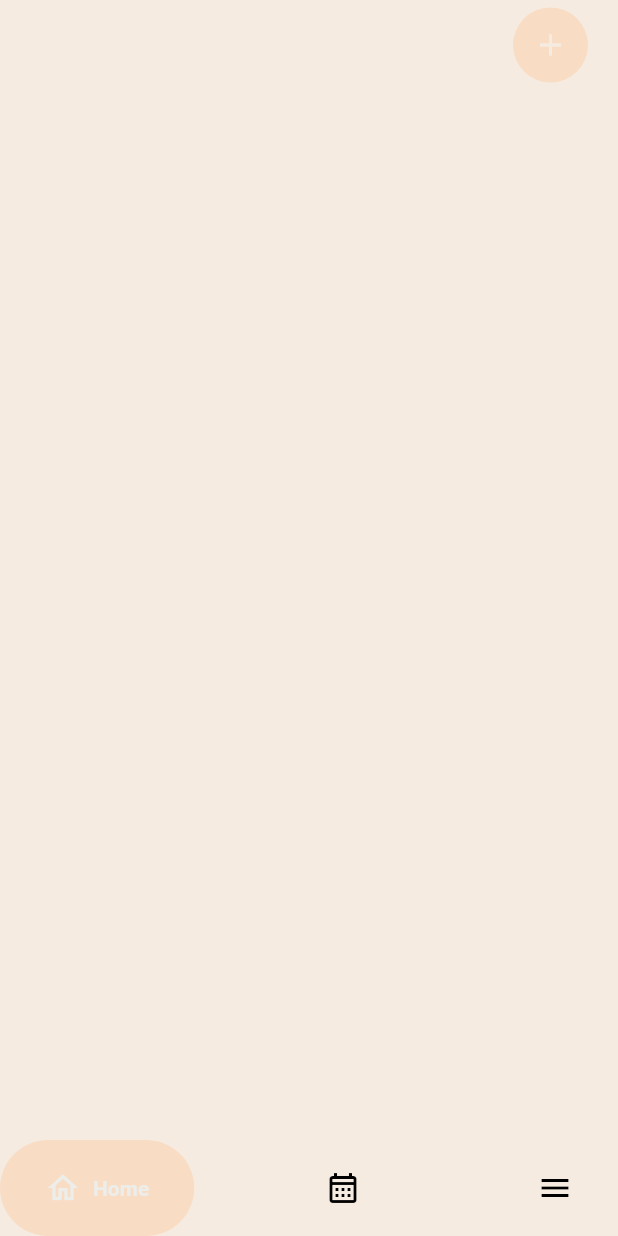
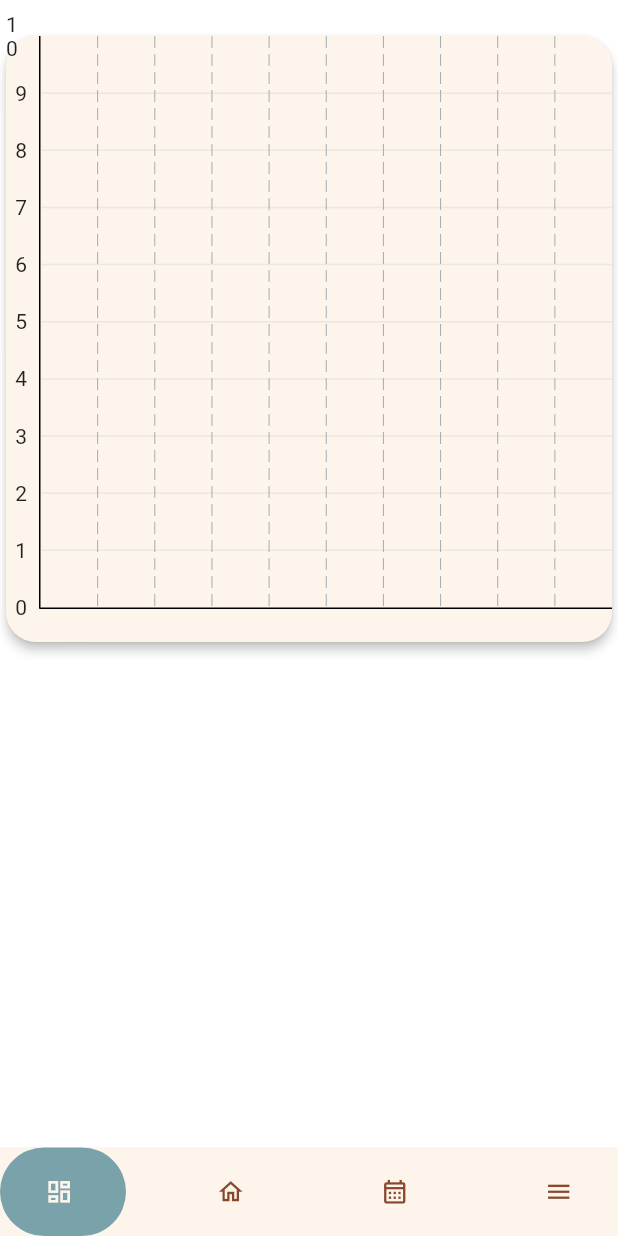
Before and after one commit to tin12q/qlcv, a Flutter app: the screen it shows after launch, on a phone screen of 412 x 824 dp. Run offline on Flutter 3.47's test engine with Material 2 defaults, Android fonts, the light colour scheme and no system bars; drawn by our look-alikes of fl_chart, google_nav_bar; our stand-ins replace cloud_firestore, firebase_core; missing offline and left inert: clean_calendar; accounts and stored records are empty; generated files the repository leaves out were written again.

Commit message:
create dashboard

```diff
--- a/lib/main.dart
+++ b/lib/main.dart
@@ -2,9 +2,10 @@ import 'package:flutter/material.dart';
 import 'package:google_nav_bar/google_nav_bar.dart';
 import 'package:firebase_core/firebase_core.dart';
 import 'firebase_options.dart';
-import 'model/data_proc.dart';
+import 'model/db_helper.dart';
 //import 'model/task.dart';
 
+import 'route/dashboard.dart';
 import 'route/home.dart';
 import 'route/calendar.dart';
 import 'route/menu.dart';
@@ -15,13 +16,13 @@ void main() async {
   await Firebase.initializeApp(
     options: DefaultFirebaseOptions.currentPlatform,
   );
-  DataProc.TaskUpdate();
-  //print(DataProc.tasks.first);
-  runApp(MyApp());
+  DBHelper.taskUpdate();
+
+  runApp(const MyApp());
 }
 
 class MyApp extends StatefulWidget {
-  MyApp({Key? key}) : super(key: key);
+  const MyApp({Key? key}) : super(key: key);
   @override
   State<MyApp> createState() => _MyAppState();
 }
@@ -29,10 +30,12 @@ class MyApp extends StatefulWidget {
 class _MyAppState extends State<MyApp> {
   int _selectedIndex = 0;
 
-  static List<Widget> _widgetOptions = <Widget>[
+  final List<Widget> _widgetOptions = <Widget>[
+    Dashboard(),
     Home(),
     Calendar(),
-    Menu(),
+    const Menu(),
+
   ];
 
   @override
@@ -40,8 +43,8 @@ class _MyAppState extends State<MyApp> {
     return MaterialApp(
         title: 'Flutter Demo',
         theme: ThemeData(
-          scaffoldBackgroundColor: ColorPicker.primary,
-          primarySwatch: Colors.blue,
+          scaffoldBackgroundColor: ColorPicker.background,
+
         ),
         home: Scaffold(
             body: _widgetOptions.elementAt(_selectedIndex),
@@ -72,26 +75,41 @@ class _MyAppState extends State<MyApp> {
                 });
               },
             )*/
-            bottomNavigationBar: SafeArea(
+            bottomNavigationBar: Container(
+              color: ColorPicker.primary,
+          child:SafeArea(
               child: GNav(
-                gap: 8,
-                activeColor: ColorPicker.primaryLight,
-                iconSize: 24,
-                padding: EdgeInsets.symmetric(horizontal: 30, vertical: 20),
-                duration: Duration(milliseconds: 300),
+                gap: 5,
+                activeColor: ColorPicker.primary,
+                color: ColorPicker.dark,
+                rippleColor: ColorPicker.primary,
+                hoverColor: ColorPicker.accent,
+                iconSize: 19,
+                padding: const EdgeInsets.symmetric(horizontal: 30, vertical: 20),
+                duration: const Duration(milliseconds: 300),
                 tabBackgroundColor: ColorPicker.accent,
-                tabs: [
+                backgroundColor: ColorPicker.primary,
+
+                tabs: const [
+                  GButton(
+                    icon: Icons.dashboard_outlined,
+
+
+                  ),
                   GButton(
                     icon: Icons.home_outlined,
                     text: 'Home',
+
                   ),
                   GButton(
                     icon: Icons.calendar_month_outlined,
                     text: 'Calendar',
+
                   ),
                   GButton(
                     icon: Icons.menu_outlined,
                     text: 'Menu',
+
                   ),
                 ],
                 selectedIndex: 0,
@@ -101,6 +119,6 @@ class _MyAppState extends State<MyApp> {
                   });
                 },
               ),
-            )));
-  }
+            )))
+    );}
 }
--- a/lib/model/color_picker.dart
+++ b/lib/model/color_picker.dart
@@ -2,10 +2,13 @@
 import 'dart:ui';
 
 class ColorPicker {
-  static const background = Color(0xffd5bdaf);
-  static const accent = Color(0xfff9dcc4);
-  static const primary = Color(0xffF5EBE0);
-  static const primaryDark = Color(0xffD6CCC2);
-  static const primaryLight = Color(0xffEDEDE9);
+  static const background = Color(0xffffffff);
+  static const accent = Color(0xff79a2ab);
+  static const primary = Color(0xffFDF4EB);
+  static const fontDark = Color(0xff06171c);
+  static const fontLight = Color(0xffaab3ae);
+  static const second = Color(0xfff5b834);
+  static const third = Color(0xff4c5957);
+  static const dark = Color (0xff88482c);
 
 }
--- a/lib/model/data_proc.dart
+++ b/lib/model/db_helper.dart
@@ -4,11 +4,11 @@ import 'package:cloud_firestore/cloud_firestore.dart';
 
 //import '../firebase_options.dart';
 
-class DataProc {
+class DBHelper {
   static List<Task> tasks = [];
-  static Future<void> TaskUpdate() async {
+  static Future<void> taskUpdate() async {
 
-    if (1==1) {
+
       try {
         var db = FirebaseFirestore.instance;
 
@@ -20,6 +20,7 @@ class DataProc {
               title: doc['Title'],
               description: doc['Description'],
               status: doc['Status'],
+              dep: doc['Department'],
               startDate: (doc['Start Date'] as Timestamp).toDate(),
               endDate: (doc['Due Date'] as Timestamp).toDate()));
         });
@@ -29,11 +30,11 @@ class DataProc {
         // ignore: avoid_print
         print(e);
       }
-    }
+
     //await cr.add({'title': 'test', 'description': 'test', 'status': 'test', 'startDate': 'test', 'endDate': 'test'});
   }
 
-  static void AddTask(Task task) {
+  static void addTask(Task task) {
     CollectionReference fbTask = FirebaseFirestore.instance.collection('tasks');
     fbTask.add({
       'title': task.title,
--- a/lib/model/task.dart
+++ b/lib/model/task.dart
@@ -4,6 +4,7 @@ class Task {
   String _title = '';
   String _description = '';
   String _status = '';
+  String _dep='';
   DateTime _startDate = DateTime.now();
   DateTime _endDate = DateTime.now();
 
@@ -12,16 +13,19 @@ class Task {
   get status => _status;
   get startDate => _startDate;
   get endDate => _endDate;
+  get dep => _dep;
   set title(title) => _title = title;
   set description(description) => _description = description;
   set status(status) => _status = status;
   set startDate(sdate) => _startDate = sdate;
   set endDate(edate) => _endDate = edate;
+  set dep(dep) => _dep = dep;
 
   Task(
       {required String title,
       required String description,
       required String status,
+        required String dep,
       required DateTime startDate,
       required DateTime endDate}) {
     _title = title;
@@ -29,6 +33,7 @@ class Task {
     _status = status;
     _startDate = startDate;
     _endDate = endDate;
+    _dep = dep;
   }
 
   @override
--- /dev/null
+++ b/lib/route/dashboard.dart
@@ -0,0 +1,173 @@
+
+import 'package:flutter/cupertino.dart';
+import 'package:flutter/material.dart';
+import 'package:fl_chart/fl_chart.dart';
+
+import '../model/color_picker.dart';
+import '../model/db_helper.dart';
+
+
+class Dashboard extends StatefulWidget {
+  @override
+  State<Dashboard> createState() => _DashboardState();
+}
+class _DashboardState extends State<Dashboard>{
+
+
+  final departmentIndices = <String, int>{};
+  Map<int, String> departmentIndexMap = {};
+  @override
+  Widget build(BuildContext context) {
+    final data = _getChartData();
+    return SafeArea(
+        child:  Scaffold(
+            body: Column(
+      children: [
+        SizedBox(height: 10),
+
+                Padding(
+                  padding: const EdgeInsets.symmetric(vertical: 10),
+                  child: SizedBox(
+                    width: MediaQuery.of(context).size.width,
+                    height: MediaQuery.of(context).size.height * 0.5,
+                    child: Card(
+                      shape: RoundedRectangleBorder(
+                        borderRadius: BorderRadius.circular(20.0),
+                      ),
+                      elevation: 3,
+                      color: ColorPicker.primary,
+                      child: Container(
+                        height: 400,
+                        child: _buildChart(),
+                      ),
+                    ),
+                  ),
+                )
+              /*Card(
+                  shape: RoundedRectangleBorder(
+                    borderRadius: BorderRadius.circular(20.0),
+                  ),
+                  color: ColorPicker.primary,
+                  elevation: 5,
+                  child: Padding(
+                    padding: const EdgeInsets.all(12.0),
+                      child: BarChart(
+
+                      BarChartData(
+                        alignment: BarChartAlignment.center,
+                        groupsSpace: 20,
+                        minY: 0,
+                        maxY: 30,
+                        barGroups: DBHelper.tasks.map((task) {
+                          return BarChartGroupData(
+                            x: 1,
+                            barRods: [
+                              BarChartRodData(
+                                toY: task.endDate.difference(task.startDate).inDays.toDouble(),
+                                width: 20,
+                                color: ColorPicker.accent,
+
+                              ),
+                            ],
+                            showingTooltipIndicators: [0],
+                          );
+                        }).toList(),
+                      )
+                  )),
+                ),*/
+            ,
+
+        SizedBox(height: 10),
+        ]),
+
+
+
+    )
+    );
+  }
+  // Helper method to get the chart data
+  List<BarChartGroupData> _getChartData() {
+    // Map to store the number of tasks and late tasks per department
+    final taskCounts = <String, List<int>>{};
+    for (final task in DBHelper.tasks) {
+      if (!taskCounts.containsKey(task.dep)) {
+        taskCounts[task.dep] = [0, 0];
+      }
+      taskCounts[task.dep]![0]++;
+      if (task.endDate.isBefore(DateTime.now()) && task.status == 'Late') {
+        taskCounts[task.dep]![1]++;
+      }
+    }
+
+    // Create the chart data from the taskCounts map
+    final data = <BarChartGroupData>[];
+
+    var index = 0;
+    taskCounts.forEach((department, counts) {
+      departmentIndices[department] = index;
+      data.add(BarChartGroupData(
+
+        x: index,
+        barRods: [
+
+          BarChartRodData(
+            toY: counts[0].toDouble(),
+            color: ColorPicker.dark,
+            width: 20,
+          ),
+          BarChartRodData(
+            toY: counts[1].toDouble(),
+            color: ColorPicker.accent,
+            width: 20,
+
+          ),
+
+        ],
+        showingTooltipIndicators: [1, 1],
+
+      ));
+      index++;
+    });
+    departmentIndices.forEach((department, index) {
+      departmentIndexMap[index] = department;
+    });
+    return data;
+  }
+// Helper method to build the chart
+  Widget _buildChart() {
+    return  BarChart(
+
+      BarChartData(
+        alignment: BarChartAlignment.center,
+        groupsSpace: 50,
+        maxY: 10,
+        barGroups: _getChartData(),
+        borderData: FlBorderData(
+            border: const Border(bottom: BorderSide(), left: BorderSide())),
+        gridData: FlGridData(
+          show: true,
+          checkToShowHorizontalLine: (value) => value % 1 == 0,
+          getDrawingHorizontalLine: (value) => FlLine(
+            color: ColorPicker.fontLight.withOpacity(0.2),
+            strokeWidth: 1,
+          )),
+        titlesData: FlTitlesData(
+          bottomTitles: AxisTitles(
+
+              sideTitles: SideTitles(
+                showTitles: true,
+                getTitlesWidget: (double value,meta) {
+                  final departmentIndex = value.toInt();
+                  return Text(departmentIndexMap[departmentIndex]!);
+                },
+              )),
+          leftTitles: AxisTitles(sideTitles: SideTitles(showTitles: true)),
+          topTitles: AxisTitles(sideTitles: SideTitles(showTitles: false)),
+          rightTitles: AxisTitles(sideTitles: SideTitles(showTitles: false)),
+        ),
+      ),
+    );
+
+  }
+
+}
--- a/lib/route/home.dart
+++ b/lib/route/home.dart
@@ -4,7 +4,7 @@ import 'package:flutter/cupertino.dart';
 import 'package:qlcv/model/task_box.dart';
 import 'package:qlcv/model/color_picker.dart';
 
-import '../model/data_proc.dart';
+import '../model/db_helper.dart';
 
 class Home extends StatefulWidget {
   @override
@@ -25,29 +25,28 @@ class _HomeState extends State<Home> {
             mainAxisAlignment: MainAxisAlignment.end,
             children: [
               SafeArea(
-                child: Container(
-                  child: InkWell(
+                child:  InkWell(
                     onTap: () {
                       print('tap');
                     },
-                    child: CircleAvatar(
+                    child: const CircleAvatar(
+                      backgroundColor: ColorPicker.accent,
+                      //size
+                      radius: 25,
                       child: Icon(
                         Icons.add,
                         color: ColorPicker.primary,
                       ),
-                      backgroundColor: ColorPicker.accent,
-                      //size
-                      radius: 25,
                     ),
                   ),
-                ),
+
               ),
-              SizedBox(width: 20),
+              const SizedBox(width: 20),
             ],
           ),
         ),
         Expanded(
-          child: TaskBoxList(tasks: DataProc.tasks),
+          child: TaskBoxList(tasks: DBHelper.tasks),
         )
       ],
     )));
--- a/lib/route/menu.dart
+++ b/lib/route/menu.dart
@@ -1,4 +1,5 @@
 import 'package:flutter/material.dart';
+
 class Menu extends StatefulWidget{
   const Menu({Key? key}) : super(key: key);
   @override
--- a/pubspec.yaml
+++ b/pubspec.yaml
@@ -37,6 +37,7 @@ dependencies:
   google_nav_bar: ^5.0.6
   clean_calendar: ^1.1.0
   cloud_firestore: ^4.4.2
+  fl_chart: ^0.61.0
 dev_dependencies:
   flutter_test:
     sdk: flutter
```
Also changed, not shown: lib/model/task_box.dart (+20 -15 lines), lib/route/calendar.dart (+20 -8 lines), lib/model/chart.dart (added), pubspec.lock, 1 other file.
